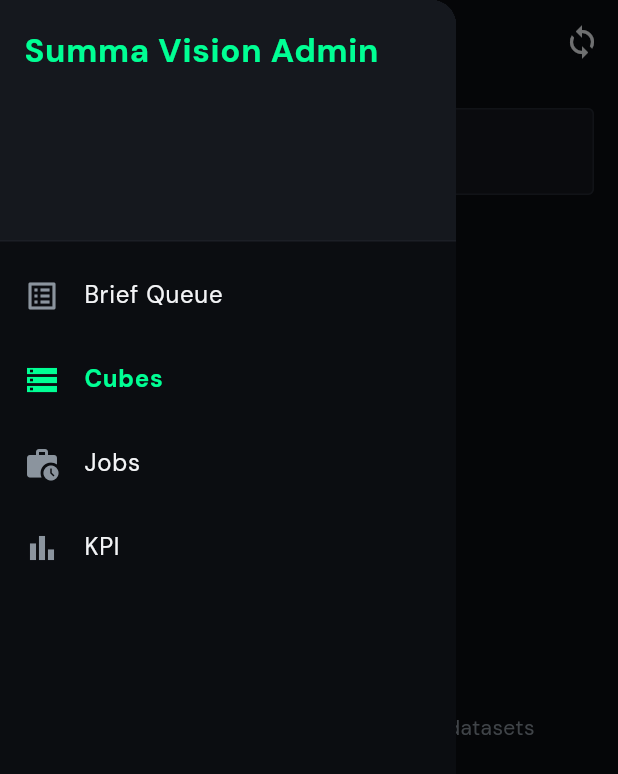
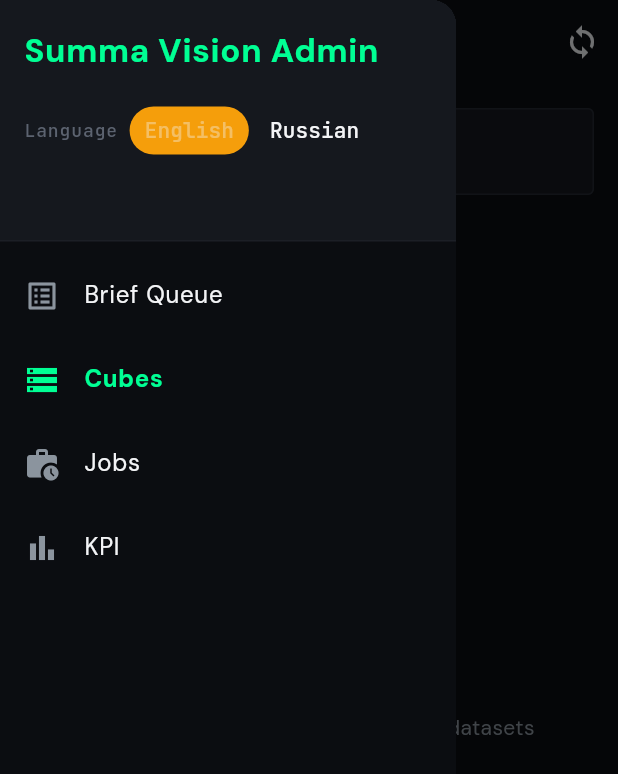
Before and after one commit to Inneren12/Summa-vision-can, a Flutter app: the CubeSearchScreen screen opened by its route, with the side drawer open, on a phone screen of 412 x 824 dp. Shown: the top 774 px of the screen. Run offline on Flutter 3.47's test engine with Material 3 defaults, Android fonts, the phone set to English and light mode, and no system bars; our stand-ins replace csv, dio, file_picker, flutter_dotenv, flutter_riverpod, freezed_annotation and 3 more; missing offline and left inert: dart:html; accounts and stored records are empty; network calls fail.

Commit message:
Add locale bootstrap state, persistence, and switcher UI

```diff
--- a/frontend/lib/core/routing/app_drawer.dart
+++ b/frontend/lib/core/routing/app_drawer.dart
@@ -1,5 +1,6 @@
 import 'package:flutter/material.dart';
 import 'package:go_router/go_router.dart';
+import 'package:summa_vision_admin/core/shell/language_switcher.dart';
 import 'package:summa_vision_admin/l10n/generated/app_localizations.dart';
 
 import '../theme/app_theme.dart';
@@ -21,13 +22,20 @@ class AppDrawer extends StatelessWidget {
         children: [
           DrawerHeader(
             decoration: const BoxDecoration(color: AppTheme.surfaceDark),
-            child: Text(
-              loc.appTitle,
-              style: TextStyle(
-                color: AppTheme.neonGreen,
-                fontSize: 22,
-                fontWeight: FontWeight.bold,
-              ),
+            child: Column(
+              crossAxisAlignment: CrossAxisAlignment.start,
+              children: [
+                Text(
+                  loc.appTitle,
+                  style: const TextStyle(
+                    color: AppTheme.neonGreen,
+                    fontSize: 22,
+                    fontWeight: FontWeight.bold,
+                  ),
+                ),
+                const SizedBox(height: 12),
+                const LanguageSwitcher(),
+              ],
             ),
           ),
           _NavTile(
--- /dev/null
+++ b/frontend/lib/core/shell/language_switcher.dart
@@ -0,0 +1,77 @@
+import 'package:flutter/material.dart';
+import 'package:flutter_riverpod/flutter_riverpod.dart';
+import 'package:summa_vision_admin/core/app_bootstrap/app_bootstrap_provider.dart';
+import 'package:summa_vision_admin/l10n/generated/app_localizations.dart';
+
+/// Compact language switcher for the app shell.
+///
+/// Renders two pill buttons (EN / RU). Tapping a button changes the active
+/// locale via AppBootstrapNotifier, which persists to SharedPreferences.
+class LanguageSwitcher extends ConsumerWidget {
+  const LanguageSwitcher({super.key});
+
+  @override
+  Widget build(BuildContext context, WidgetRef ref) {
+    final loc = AppLocalizations.of(context)!;
+    final currentLocale =
+        ref.watch(appBootstrapProvider).valueOrNull?.locale ??
+        const Locale('en');
+    final currentCode = currentLocale.languageCode;
+
+    return Row(
+      mainAxisSize: MainAxisSize.min,
+      children: [
+        Text(
+          loc.languageLabel,
+          style: Theme.of(context).textTheme.labelSmall,
+        ),
+        const SizedBox(width: 8),
+        _LanguageButton(
+          label: loc.languageEnglish,
+          code: 'en',
+          active: currentCode == 'en',
+        ),
+        const SizedBox(width: 4),
+        _LanguageButton(
+          label: loc.languageRussian,
+          code: 'ru',
+          active: currentCode == 'ru',
+        ),
+      ],
+    );
+  }
+}
+
+class _LanguageButton extends ConsumerWidget {
+  final String label;
+  final String code;
+  final bool active;
+
+  const _LanguageButton({
+    required this.label,
+    required this.code,
+    required this.active,
+  });
+
+  @override
+  Widget build(BuildContext context, WidgetRef ref) {
+    final theme = Theme.of(context);
+    return TextButton(
+      onPressed: active
+          ? null
+          : () => ref.read(appBootstrapProvider.notifier).setLocale(
+                Locale(code),
+              ),
+      style: TextButton.styleFrom(
+        minimumSize: const Size(40, 32),
+        padding: const EdgeInsets.symmetric(horizontal: 10),
+        backgroundColor:
+            active ? theme.colorScheme.secondaryContainer : Colors.transparent,
+        foregroundColor: active
+            ? theme.colorScheme.onSecondaryContainer
+            : theme.colorScheme.onSurfaceVariant,
+      ),
+      child: Text(label),
+    );
+  }
+}
--- a/frontend/lib/l10n/app_en.arb
+++ b/frontend/lib/l10n/app_en.arb
@@ -31,5 +31,17 @@
   "commonCancelVerb": "Cancel",
   "@commonCancelVerb": {
     "description": "Cancel action button label"
+  },
+  "languageLabel": "Language",
+  "@languageLabel": {
+    "description": "Label preceding the language switcher control"
+  },
+  "languageEnglish": "English",
+  "@languageEnglish": {
+    "description": "Name of the English locale in the language switcher"
+  },
+  "languageRussian": "Russian",
+  "@languageRussian": {
+    "description": "Name of the Russian locale in the language switcher"
   }
 }
--- a/frontend/lib/l10n/app_ru.arb
+++ b/frontend/lib/l10n/app_ru.arb
@@ -7,5 +7,8 @@
   "navKpi": "KPI",
   "commonLoading": "Загрузка...",
   "commonRetryVerb": "Повторить",
-  "commonCancelVerb": "Отменить"
+  "commonCancelVerb": "Отменить",
+  "languageLabel": "Язык",
+  "languageEnglish": "English",
+  "languageRussian": "Русский"
 }
--- a/frontend/lib/main.dart
+++ b/frontend/lib/main.dart
@@ -1,6 +1,7 @@
 import 'package:flutter/material.dart';
 import 'package:flutter_dotenv/flutter_dotenv.dart';
 import 'package:flutter_riverpod/flutter_riverpod.dart';
+import 'package:summa_vision_admin/core/app_bootstrap/app_bootstrap_provider.dart';
 import 'package:summa_vision_admin/l10n/generated/app_localizations.dart';
 
 import 'core/routing/app_router.dart';
@@ -17,13 +18,12 @@ class SummaVisionApp extends ConsumerWidget {
 
   @override
   Widget build(BuildContext context, WidgetRef ref) {
+    final bootstrap = ref.watch(appBootstrapProvider);
     final router = ref.watch(routerProvider);
     return MaterialApp.router(
       onGenerateTitle: (context) => AppLocalizations.of(context)!.appTitle,
       theme: buildSummaTheme(),
-      // Slice 3.2a: fixed locale bootstrap.
-      // Reactive locale state + SharedPreferences persistence land in Slice 3.2b.
-      locale: const Locale('en'),
+      locale: bootstrap.valueOrNull?.locale ?? const Locale('en'),
       localizationsDelegates: AppLocalizations.localizationsDelegates,
       supportedLocales: AppLocalizations.supportedLocales,
       debugShowCheckedModeBanner: false,
--- a/frontend/pubspec.yaml
+++ b/frontend/pubspec.yaml
@@ -21,6 +21,7 @@ dependencies:
   json_annotation: ^4.9.0
   go_router: ^13.2.0
   google_fonts: ^6.0.0
+  shared_preferences: ^2.2.0
   path_provider: ^2.1.3
   file_picker: ^8.0.6
   csv: ^6.0.0
```
Also changed, not shown: frontend/lib/core/app_bootstrap/app_bootstrap_provider.dart (added, +81 -0 lines), frontend/lib/core/app_bootstrap/app_bootstrap_state.dart (added, +16 -0 lines), frontend/lib/l10n/generated/app_localizations.dart, frontend/lib/l10n/generated/app_localizations_en.dart, frontend/lib/l10n/generated/app_localizations_ru.dart, 2 other files.
